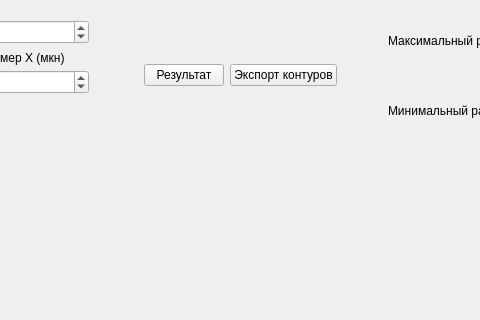
This is modus.ui in Werest/woork as Qt 5 draws it before an edit; both pictures show x 112 to 592 and y 0 to 320 of the 820 by 623 pixel window. The edited form follows.
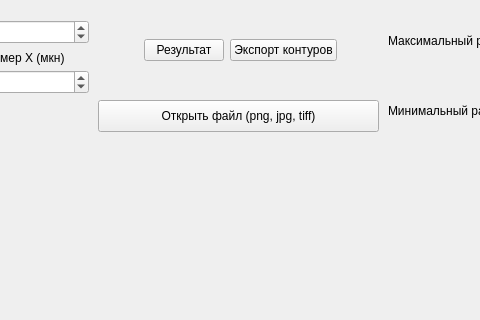
This is the edited form.

Commit message: add button (open file)

What changed in the file:
```diff
--- a/modus.ui
+++ b/modus.ui
@@ -84,7 +84,7 @@
       <x>210</x>
       <y>10</y>
       <width>284</width>
-      <height>131</height>
+      <height>81</height>
      </rect>
     </property>
     <layout class="QHBoxLayout" name="horizontalLayout">
@@ -175,6 +175,19 @@
      <bool>true</bool>
     </property>
    </widget>
+   <widget class="QPushButton" name="pushButton_3">
+    <property name="geometry">
+     <rect>
+      <x>210</x>
+      <y>100</y>
+      <width>281</width>
+      <height>32</height>
+     </rect>
+    </property>
+    <property name="text">
+     <string>Открыть файл (png, jpg, tiff)</string>
+    </property>
+   </widget>
   </widget>
   <widget class="QMenuBar" name="menubar">
    <property name="geometry">
```
